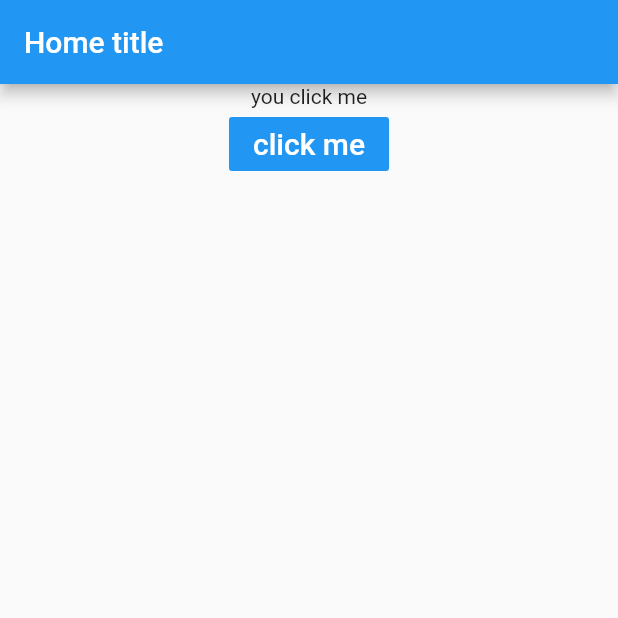
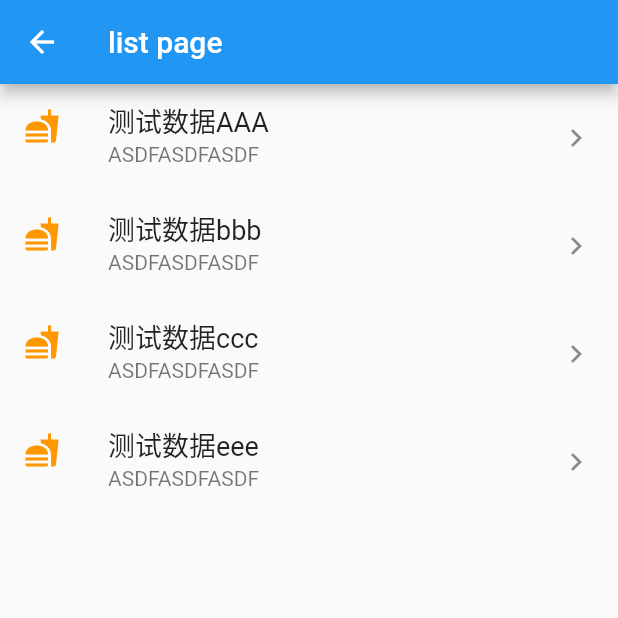
Before and after one commit to yuccie/hi-flutter, a Flutter app: the screen it shows after launch, after a tap on "click me", on a phone screen of 412 x 824 dp, the top half of it. Run offline on Flutter 3.47's test engine with Material 2 defaults, Android fonts, the phone set to English and light mode, and no system bars.

Commit message:
增加路由跳转

```diff
--- /dev/null
+++ b/lib/list.dart
@@ -0,0 +1,43 @@
+import 'package:flutter/material.dart';
+
+class ListPage extends StatelessWidget {
+  @override
+  Widget build(BuildContext context) {
+    // 定义列表widget的list
+    List<Widget> list = <Widget>[];
+
+    // demo数据定义
+    var data = [
+      {"id": 1, "title": "测试数据AAA", "subtitle": "ASDFASDFASDF"},
+      {"id": 2, "title": "测试数据bbb", "subtitle": "ASDFASDFASDF"},
+      {"id": 3, "title": "测试数据ccc", "subtitle": "ASDFASDFASDF"},
+      {"id": 4, "title": "测试数据eee", "subtitle": "ASDFASDFASDF"},
+    ];
+
+    // 构造列表ListTitle组件list
+    for (var item in data) {
+      print(item["title"]);
+
+      list.add(ListTile(
+          title: Text(
+            item["title"],
+            style: TextStyle(fontSize: 18),
+          ),
+          subtitle: Text(item["subtitle"]),
+          leading: Icon(Icons.fastfood, color: Colors.orange),
+          trailing: Icon(Icons.keyboard_arrow_right)));
+    }
+
+    // 返回整个页面
+    return Scaffold(
+      appBar: AppBar(
+        title: Text('list page'),
+      ),
+      body: Center(
+        child: ListView(
+          children: list,
+        ),
+      ),
+    );
+  }
+}
--- a/lib/main.dart
+++ b/lib/main.dart
@@ -2,6 +2,7 @@
 // 2、需要了解基本的 flutter 组件及dart 语法
 
 import 'package:flutter/material.dart';
+import 'list.dart';
 
 void main() => runApp(MyApp());
 
@@ -59,9 +60,10 @@ class MyHomePageState extends State<MyHomePage> {
 
               // 点击按钮事件
               onPressed: () {
-                setState(() {
-                  this.msg = 'you click me';
-                });
+                print('点击了');
+                Navigator.push(context, MaterialPageRoute(builder: (context){
+                  return ListPage();
+                }));
               },
               child: Text(
                 'click me',
```
Also changed, not shown: 1 other file.
